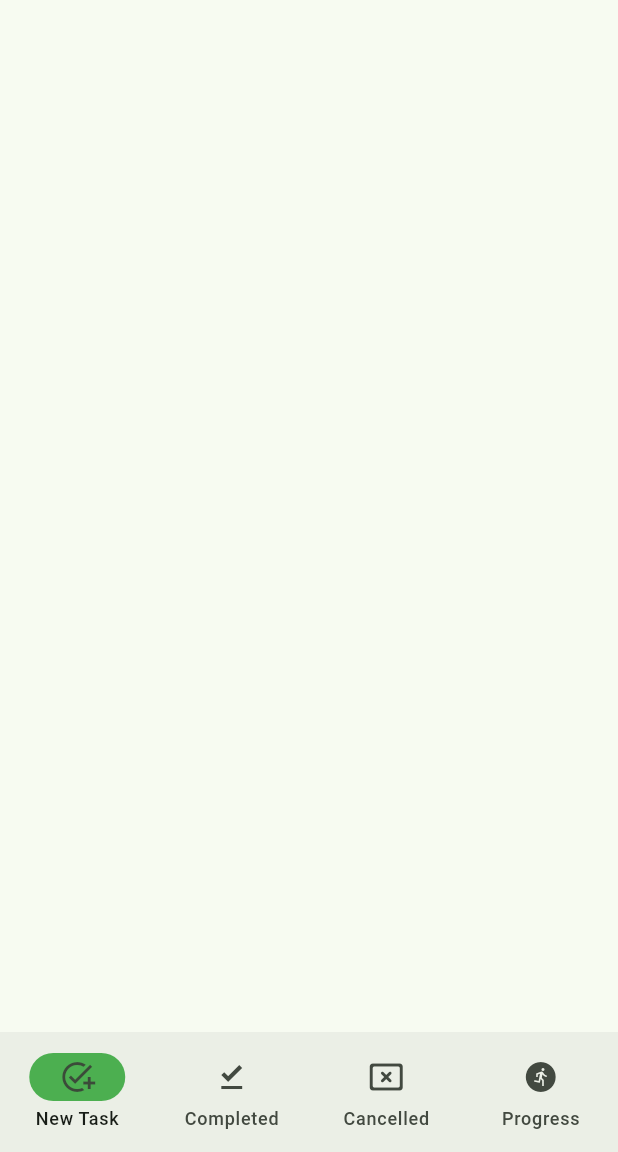
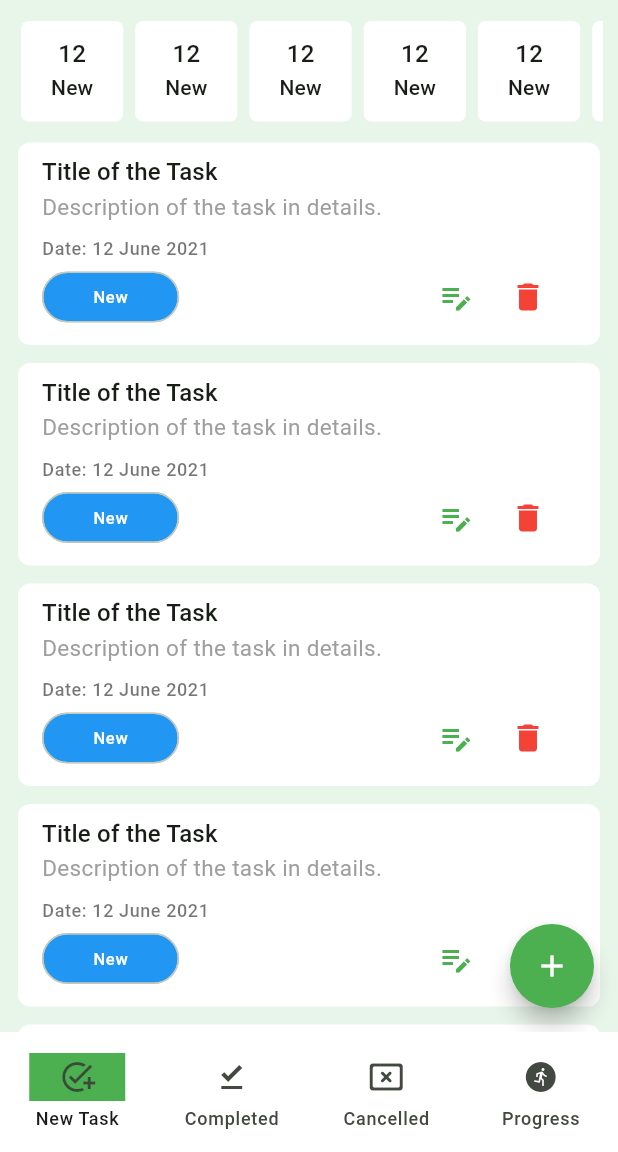
Before and after one commit to imehedi111/task_manager_ui_module18, a Flutter app: the BottomNavScreen screen opened by its route, on a phone screen of 412 x 824 dp, the part 84-1236 px from its top. Run offline on Flutter 3.47's test engine with Material 3 defaults, Android fonts, the phone set to English and light mode, and no system bars; our stand-ins replace flutter_svg, pin_code_fields.

Commit message:
New UI pages added

```diff
--- a/lib/app.dart
+++ b/lib/app.dart
@@ -1,4 +1,5 @@
 import 'package:flutter/material.dart';
+import 'package:task_management_project_module18/ui/screens/add_new_task_screen.dart';
 import 'package:task_management_project_module18/ui/screens/bottom_nav_screen.dart';
 import 'package:task_management_project_module18/ui/screens/forgot_password_screen.dart';
 import 'package:task_management_project_module18/ui/screens/otp_verify_screen.dart';
@@ -6,6 +7,7 @@ import 'package:task_management_project_module18/ui/screens/set_new_password.dar
 import 'package:task_management_project_module18/ui/screens/sign_in_screen.dart';
 import 'package:task_management_project_module18/ui/screens/sign_up_screen.dart';
 import 'package:task_management_project_module18/ui/screens/splash_screen.dart';
+import 'package:task_management_project_module18/ui/screens/update_profile_screen.dart';
 
 class TaskManagerApp extends StatelessWidget {
   const TaskManagerApp({super.key});
@@ -14,6 +16,7 @@ class TaskManagerApp extends StatelessWidget {
   Widget build(BuildContext context) {
     return MaterialApp(
       theme: ThemeData(
+        scaffoldBackgroundColor: Colors.green.shade50,
         filledButtonTheme: FilledButtonThemeData(
           style: FilledButton.styleFrom(
             fixedSize: Size.fromWidth(double.maxFinite),
@@ -75,6 +78,8 @@ class TaskManagerApp extends StatelessWidget {
         OtpVerifyScreen.name : (_) => OtpVerifyScreen(),
         SetNewPassword.name : (_) => SetNewPassword(),
         BottomNavScreen.name : (_) => BottomNavScreen(),
+        AddNewTaskScreen.name : (_) => AddNewTaskScreen(),
+        UpdateProfileScreen.name : (_) => UpdateProfileScreen(),
       },
       initialRoute: SplashScreen.name,
     );
--- a/lib/ui/screens/bottom_nav_screen.dart
+++ b/lib/ui/screens/bottom_nav_screen.dart
@@ -1,4 +1,8 @@
 import 'package:flutter/material.dart';
+import 'package:task_management_project_module18/ui/screens/cancelled_task_list_screen.dart';
+import 'package:task_management_project_module18/ui/screens/completed-task_list-screen.dart';
+import 'package:task_management_project_module18/ui/screens/new_task_screen.dart';
+import 'package:task_management_project_module18/ui/screens/progress_task_list_screen.dart';
 import '../widgets/tm_custom-appbar.dart';
 
 class BottomNavScreen extends StatefulWidget {
@@ -11,26 +15,51 @@ class BottomNavScreen extends StatefulWidget {
 }
 
 class _BottomNavScreenState extends State<BottomNavScreen> {
+  int _selectedIndex = 0;
 
-  int _selectedIndex = 0;
+  final List<Widget> _screens = [
+    NewTaskScreen(),
+    CompletedTaskListScreen(),
+    CancelledTaskListScreen(),
+    ProgressTaskListScreen(),
+  ];
 
   @override
   Widget build(BuildContext context) {
     return Scaffold(
       appBar: TMCustomAppBar(),
+      body: _screens[_selectedIndex],
       bottomNavigationBar: NavigationBar(
+        height: 80,
+        backgroundColor: Colors.white,
         indicatorColor: Colors.green,
-          selectedIndex: _selectedIndex,
-          onDestinationSelected: (int index){
-            _selectedIndex = index;
-            setState(() { });
-          },
-          destinations: [
-        NavigationDestination(icon: Icon(Icons.add_task_outlined), label: 'New Task'),
-        NavigationDestination(icon: Icon(Icons.file_download_done), label: 'Completed'),
-        NavigationDestination(icon: Icon(Icons.cancel_presentation_rounded), label: 'Cancelled'),
-        NavigationDestination(icon: Icon(Icons.run_circle), label: 'Progress'),
-      ]),
+        indicatorShape: RoundedRectangleBorder(
+          borderRadius: BorderRadius.all(Radius.zero),
+        ),
+        selectedIndex: _selectedIndex,
+        onDestinationSelected: (int index) {
+          _selectedIndex = index;
+          setState(() {});
+        },
+        destinations: [
+          NavigationDestination(
+            icon: Icon(Icons.add_task_outlined),
+            label: 'New Task',
+          ),
+          NavigationDestination(
+            icon: Icon(Icons.file_download_done),
+            label: 'Completed',
+          ),
+          NavigationDestination(
+            icon: Icon(Icons.cancel_presentation_rounded),
+            label: 'Cancelled',
+          ),
+          NavigationDestination(
+            icon: Icon(Icons.run_circle),
+            label: 'Progress',
+          ),
+        ],
+      ),
     );
   }
 }
--- /dev/null
+++ b/lib/ui/screens/new_task_screen.dart
@@ -0,0 +1,87 @@
+import 'package:flutter/material.dart';
+import 'package:task_management_project_module18/ui/screens/add_new_task_screen.dart';
+
+import '../widgets/task_card.dart';
+
+class NewTaskScreen extends StatefulWidget {
+  const NewTaskScreen({super.key});
+
+  @override
+  State<NewTaskScreen> createState() => _NewTaskScreenState();
+}
+
+class _NewTaskScreenState extends State<NewTaskScreen> {
+  @override
+  Widget build(BuildContext context) {
+    return Scaffold(
+      body: SingleChildScrollView(
+        child: Column(
+          children: [
+            SizedBox(height: 10),
+            _buildTaskCountStatusListView(),
+            SizedBox(height: 10),
+            ListView.separated(
+              itemCount: 10,
+              primary: false,
+              shrinkWrap: true,
+              itemBuilder: (context, index) {
+                return TaskCard();
+              },
+              separatorBuilder: (context, index) {
+                return SizedBox(height: 12);
+              },
+            ),
+          ],
+        ),
+      ),
+      floatingActionButton: FloatingActionButton(
+        shape: RoundedRectangleBorder(
+          borderRadius: BorderRadius.circular(50),
+        ),
+        backgroundColor: Colors.green,
+        foregroundColor: Colors.white,
+        onPressed: _onTapAddNewTaskButton,
+        child: Icon(Icons.add),
+      ),
+    );
+  }
+  void _onTapAddNewTaskButton(){
+    Navigator.pushNamed(context, AddNewTaskScreen.name);
+  }
+
+  Widget _buildTaskCountStatusListView() {
+    return Padding(
+      padding: const EdgeInsets.symmetric(horizontal: 10, vertical: 0),
+      child: SizedBox(
+        height: 75,
+        child: ListView.builder(
+          itemCount: 10,
+          scrollDirection: Axis.horizontal,
+          itemBuilder: (context, index) {
+            return Card(
+              shape: RoundedRectangleBorder(
+                borderRadius: BorderRadius.circular(5),
+              ),
+              color: Colors.white,
+              elevation: 0,
+              child: Padding(
+                padding: const EdgeInsets.symmetric(
+                  vertical: 10,
+                  horizontal: 20,
+                ),
+                child: Center(
+                  child: Column(
+                    children: [
+                      Text('12', style: TextTheme.of(context).titleMedium),
+                      Text('New', style: TextTheme.of(context).titleSmall),
+                    ],
+                  ),
+                ),
+              ),
+            );
+          },
+        ),
+      ),
+    );
+  }
+}
--- /dev/null
+++ b/lib/ui/widgets/task_card.dart
@@ -0,0 +1,58 @@
+import 'package:flutter/material.dart';
+
+class TaskCard extends StatelessWidget {
+  const TaskCard({
+    super.key,
+  });
+
+  @override
+  Widget build(BuildContext context) {
+    return Padding(
+      padding: const EdgeInsets.symmetric(horizontal: 12, vertical: 0),
+      child: ListTile(
+        shape: RoundedRectangleBorder(
+            borderRadius: BorderRadius.circular(8)
+        ),
+        tileColor: Colors.white,
+        title: Text('Title of the Task', style: TextTheme.of(context).titleMedium,),
+        subtitle: Column(
+          crossAxisAlignment: CrossAxisAlignment.start,
+          children: [
+            Text(
+              'Description of the task in details.',
+              style: TextTheme.of(context).bodyMedium?.copyWith(
+                color: Colors.grey,
+                fontSize: 15,
+              ),
+            ),
+            SizedBox(height: 10,),
+            Text(
+              'Date: 12 June 2021',
+              style: TextTheme.of(context).bodySmall?.copyWith(
+                color: Colors.black54,
+                fontWeight: FontWeight.w500,
+              ),
+            ),
+            Row(
+              children: [
+                Chip(
+                  label: Text('New', style: TextTheme.of(context).labelSmall?.copyWith(
+                    color: Colors.white,
+                  ),),
+                  shape: RoundedRectangleBorder(
+                    borderRadius: BorderRadius.circular(50),
+                  ),
+                  backgroundColor: Colors.blue,
+                  labelPadding: EdgeInsetsGeometry.symmetric(horizontal: 25, vertical: 0,),
+                ),
+                Spacer(),
+                IconButton(onPressed: (){}, icon: Icon(Icons.edit_note_sharp, color: Colors.green,)),
+                IconButton(onPressed: (){}, icon: Icon(Icons.delete, color: Colors.red,)),
+              ],
+            ),
+          ],
+        ),
+      ),
+    );
+  }
+}
--- a/lib/ui/widgets/tm_custom-appbar.dart
+++ b/lib/ui/widgets/tm_custom-appbar.dart
@@ -1,7 +1,12 @@
 import 'package:flutter/material.dart';
+import 'package:task_management_project_module18/ui/screens/update_profile_screen.dart';
 
 class TMCustomAppBar extends StatelessWidget implements PreferredSizeWidget {
   const TMCustomAppBar({super.key});
+
+  void _onTapProfileImage(BuildContext context){
+    Navigator.pushNamed(context, UpdateProfileScreen.name);
+  }
 
   @override
   Widget build(BuildContext context) {
@@ -10,7 +15,9 @@ class TMCustomAppBar extends StatelessWidget implements PreferredSizeWidget {
     //
     return AppBar(
       backgroundColor: Colors.green,
-      title: Row(
+      title: GestureDetector(
+        onTap: ()=> _onTapProfileImage(context),
+        child: Row(
           spacing: 12,
           children: [
             CircleAvatar(),
@@ -29,8 +36,11 @@ class TMCustomAppBar extends StatelessWidget implements PreferredSizeWidget {
             ),
           ],
         ),
+      ),
     );
   }
+
+
 
   @override
   Size get preferredSize => Size.fromHeight(kToolbarHeight);
```
Also changed, not shown: lib/ui/screens/add_new_task_screen.dart (added, +47 -0 lines), lib/ui/screens/cancelled_task_list_screen.dart (added, +29 -0 lines), lib/ui/screens/completed-task_list-screen.dart (added, +29 -0 lines), lib/ui/screens/progress_task_list_screen.dart (added, +29 -0 lines), lib/ui/screens/update_profile_screen.dart (added, +59 -0 lines). Lines whose indentation alone changed are shown as unchanged.
